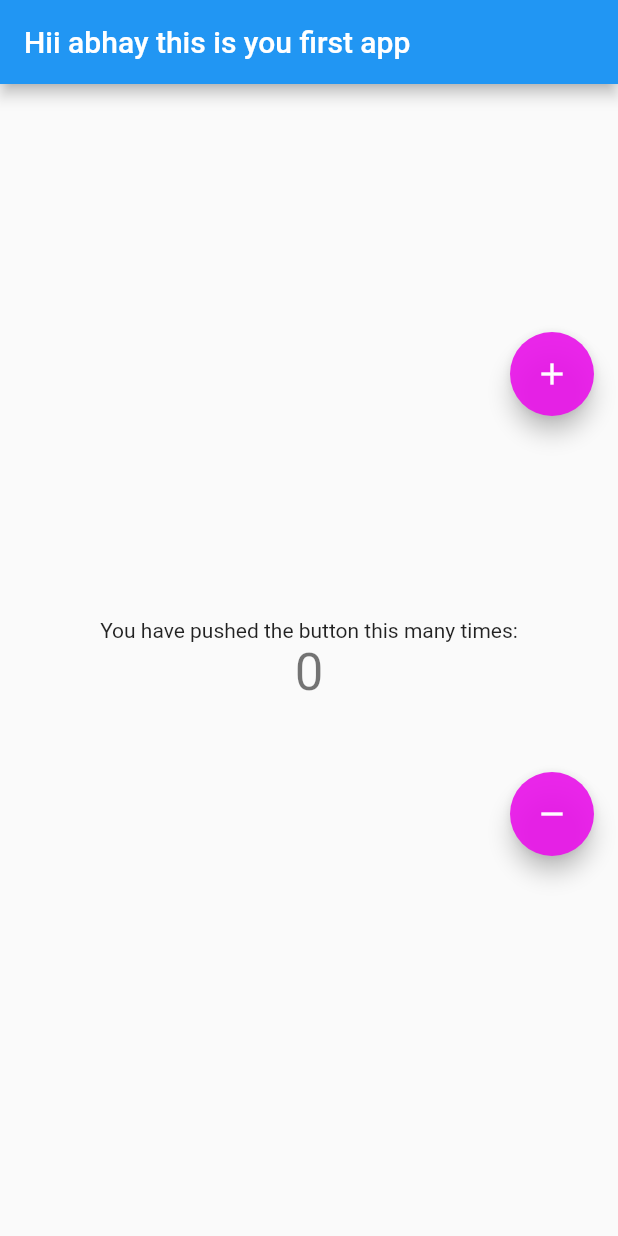
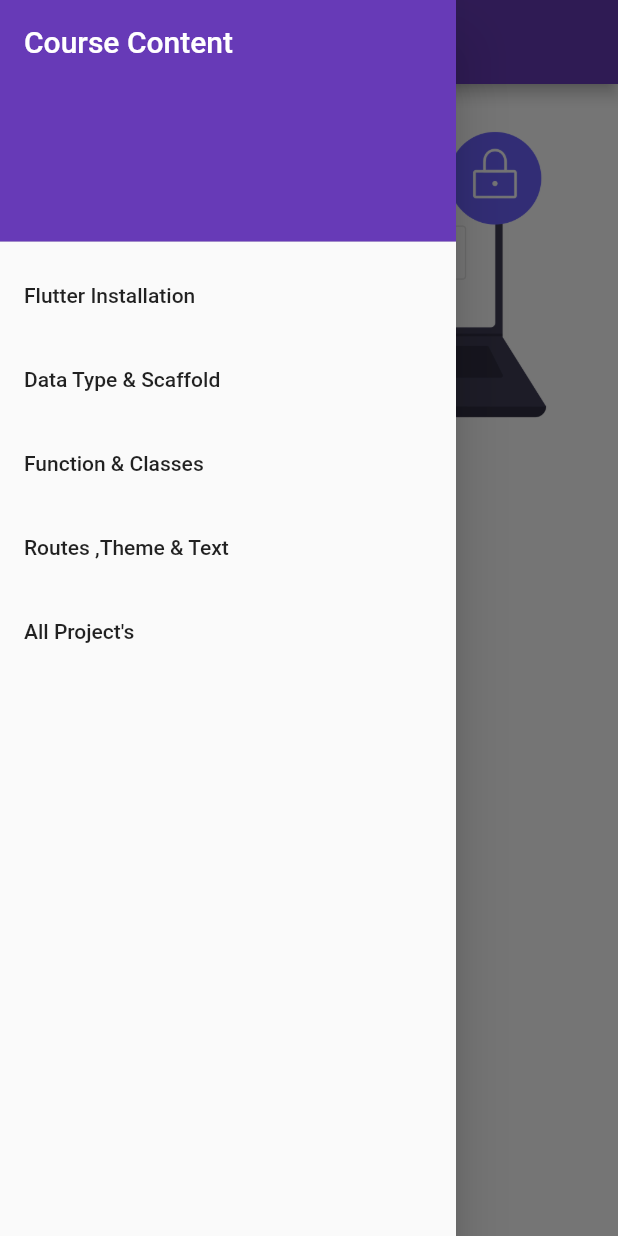
Before and after one commit to abhayhub/FlutterProject, a Flutter app: the screen it shows after launch, with the side drawer open (before the commit the screen has no drawer), on a phone screen of 412 x 824 dp. Run offline on Flutter 3.47's test engine with Material 2 defaults, Android fonts, the phone set to English and light mode, and no system bars.

Commit message:
created login and signuPage as well drawer

```diff
--- /dev/null
+++ b/firstapp/lib/Pages/loginorsignup.dart
@@ -0,0 +1,63 @@
+
+import 'package:firstapp/Pages/Signup.dart';
+import 'package:flutter/material.dart';
+import 'package:firstapp/Pages/login.dart';
+
+class LoginandSignup extends StatelessWidget {
+  const LoginandSignup({Key? key}) : super(key: key);
+
+  @override
+  Widget build(BuildContext context) {
+    return Material(
+      child: Scaffold(
+        backgroundColor: Colors.white,
+          body: Column(
+            children: [
+              Image.asset("assets/images/secure_login.png"),
+
+              //Login Button
+              Padding(padding: EdgeInsets.all(20)),
+              ElevatedButton(
+
+                //border styling
+                style: ElevatedButton.styleFrom(
+                  shape: new RoundedRectangleBorder(
+                    borderRadius: new BorderRadius.circular(6),
+                  )
+                ),
+
+                onPressed: (){
+                  Navigator.push(context,
+    MaterialPageRoute(builder: (context) =>  Login()));
+                },
+                child: Text("Login",
+                textAlign: TextAlign.center,
+                style: TextStyle(
+                  fontSize: 22,
+                  fontWeight: FontWeight.bold),)),
+
+              //Signup button
+              ElevatedButton(
+                //Border radius
+                style: ElevatedButton.styleFrom(
+                  shape: new RoundedRectangleBorder(
+                    borderRadius: new BorderRadius.circular(6),
+                  )
+                ),
+                onPressed: (){
+                  Navigator.push(context,
+    MaterialPageRoute(builder: (context) =>  Signup()));
+                },
+                child: Text("Signup",
+                textAlign: TextAlign.center,
+                style: TextStyle(
+                  fontSize: 20,
+                  fontWeight: FontWeight.bold),)),
+
+
+            ],
+          ),
+          ),
+    );
+}
+}
--- a/firstapp/lib/main.dart
+++ b/firstapp/lib/main.dart
@@ -1,139 +1,101 @@
+import 'package:firstapp/Pages/home_page.dart';
+import 'package:firstapp/Pages/login.dart';
+import 'package:firstapp/Pages/loginorsignup.dart';
+import 'package:flutter/cupertino.dart';
 import 'package:flutter/material.dart';
+import 'package:flutter/widgets.dart';
 
 void main() {
-  runApp(const MyApp());
+  runApp( const MyApp());
 }
 
+
 class MyApp extends StatelessWidget {
-  const MyApp({Key? key}) : super(key: key);
-
-  // This widget is the root of your application.
-  @override
-  Widget build(BuildContext context) {
-    return MaterialApp(
-      title: 'Flutter Demo',
-      theme: ThemeData(
-        // This is the theme of your application.
-        //
-        // Try running your application with "flutter run". You'll see the
-        // application has a blue toolbar. Then, without quitting the app, try
-        // changing the primarySwatch below to Colors.green and then invoke
-        // "hot reload" (press "r" in the console where you ran "flutter run",
-        // or simply save your changes to "hot reload" in a Flutter IDE).
-        // Notice that the counter didn't reset back to zero; the application
-        // is not restarted.
-        primarySwatch: Colors.blue,
-      ),
-      home: const MyHomePage(title: 'Hii abhay this is you first app'),
-    );
-  }
-}
-
-class MyHomePage extends StatefulWidget {
-  const MyHomePage({Key? key, required this.title}) : super(key: key);
-
-  // This widget is the home page of your application. It is stateful, meaning
-  // that it has a State object (defined below) that contains fields that affect
-  // how it looks.
-
-  // This class is the configuration for the state. It holds the values (in this
-  // case the title) provided by the parent (in this case the App widget) and
-  // used by the build method of the State. Fields in a Widget subclass are
-  // always marked "final".
-
-  final String title;
-
-  @override
-  State<MyHomePage> createState() => _MyHomePageState();
-}
-
-class _MyHomePageState extends State<MyHomePage> {
-  int _counter = 0;
-
-  void _decrementCounter(){
-    setState(() {
-      if(_counter > 0){
-      _counter--;
-      }
-    });
-  }
-
-  void _incrementCounter() {
-    setState(() {
-      // This call to setState tells the Flutter framework that something has
-      // changed in this State, which causes it to rerun the build method below
-      // so that the display can reflect the updated values. If we changed
-      // _counter without calling setState(), then the build method would not be
-      // called again, and so nothing would appear to happen.
-      _counter++;
-    });
-  }
+  // Constructur
+   const MyApp({Key? key}) : super(key: key);
 
   @override
   Widget build(BuildContext context) {
-    // This method is rerun every time setState is called, for instance as done
-    // by the _incrementCounter method above.
-    //
-    // The Flutter framework has been optimized to make rerunning build methods
-    // fast, so that you can just rebuild anything that needs updating rather
-    // than having to individually change instances of widgets.
-    return Scaffold(
-      appBar: AppBar(
-        // Here we take the value from the MyHomePage object that was created by
-        // the App.build method, and use it to set our appbar title.
-        title: Text(widget.title),
+
+    /*Context tell us about the location of
+    widget and component inside a Trees. ex of tree -->
+    MyApp() -> Homepage() -> materialApp() -> scaffold()
+    */
+
+    return MaterialApp(
+      debugShowCheckedModeBanner: false,
+      //implement dark theme
+      themeMode: ThemeMode.light,
+      theme: ThemeData(primarySwatch: Colors.deepPurple),
+      darkTheme: ThemeData(
+        brightness: Brightness.dark,
       ),
-      body: Center(
-        // Center is a layout widget. It takes a single child and positions it
-        // in the middle of the parent.
-        child: Column(
-          // Column is also a layout widget. It takes a list of children and
-          // arranges them vertically. By default, it sizes itself to fit its
-          // children horizontally, and tries to be as tall as its parent.
-          //
-          // Invoke "debug painting" (press "p" in the console, choose the
-          // "Toggle Debug Paint" action from the Flutter Inspector in Android
-          // Studio, or the "Toggle Debug Paint" command in Visual Studio Code)
-          // to see the wireframe for each widget.
-          //
-          // Column has various properties to control how it sizes itself and
-          // how it positions its children. Here we use mainAxisAlignment to
-          // center the children vertically; the main axis here is the vertical
-          // axis because Columns are vertical (the cross axis would be
-          // horizontal).
-          mainAxisAlignment: MainAxisAlignment.center,
-          children: <Widget>[
-            const Text(
-              'You have pushed the button this many times:',
+
+
+      home : Scaffold(
+          appBar: AppBar(
+            title: const Text("This is my first App"),
+          ),
+
+          body: LoginandSignup(),
+          drawer:  Drawer(
+            child: ListView(
+              padding: EdgeInsets.zero,
+              children: [
+                const DrawerHeader(
+                  decoration: BoxDecoration(
+                    color: Colors.deepPurple,
+                  ),
+                  child: Text("Course Content",
+                  style: TextStyle(
+                    fontSize: 20,
+                    color: Colors.white
+                  ),),
+                ),
+                ListTile(
+                  title: Text("Flutter Installation"),
+                  onTap: (){
+                    Navigator.pop(context);
+                  },
+                ),
+                ListTile(
+                  title: Text("Data Type & Scaffold"),
+                  onTap: (){
+                    Navigator.pop(context);
+                  },
+                ),
+                ListTile(
+                  title: Text("Function & Classes"),
+                  onTap: (){
+                    Navigator.pop(context);
+                  },
+                ),
+                ListTile(
+                  title: Text("Routes ,Theme & Text"),
+                  onTap: (){
+                    Navigator.pop(context);
+                  },
+                ),
+                ListTile(
+                  title: Text("All Project's"),
+                  onTap: (){
+                    Navigator.pop(context);
+                  },
+                )
+              ],
             ),
-            Text(
-              '$_counter',
-              style: Theme.of(context).textTheme.headline4,
-            ),
-          ],
+          ),
         ),
-      ),
-      /*floatingActionButton: FloatingActionButton(
-        onPressed: _incrementCounter,
-        tooltip: 'Increment',
-        child: const Icon(Icons.add),
-      ),*/
-      floatingActionButton:Column(
-        mainAxisAlignment: MainAxisAlignment.spaceEvenly,
-        children: [
-          FloatingActionButton(
-            onPressed: _incrementCounter,
-            backgroundColor: Color.fromARGB(233, 233, 19, 233),
-            tooltip: 'Increment',
-            child: const Icon(Icons.add),
-          ),
-          FloatingActionButton(
-            onPressed: _decrementCounter,
-            tooltip: 'Decrement',
-            backgroundColor: Color.fromARGB(233, 233, 19, 233),
-            child: const Icon(Icons.remove)),
-        ],
-      ),
+
+        /* Routes use for page navigation
+
+         Login() is object ....
+          then how we can differenciate between function and class
+         class Name follow CamelCase
+         function name are written in lowercase */
+        /*routes: {
+          "/loginpage":((context) => Login())//object
+        },*/
     );
   }
-}
+  }
--- a/firstapp/pubspec.yaml
+++ b/firstapp/pubspec.yaml
@@ -58,7 +58,10 @@ flutter:
   uses-material-design: true
 
   # To add assets to your application, add an assets section, like this:
-  # assets:
+  assets:
+    - assets/images/secure_login.png
+    - assets/images/Sign_in.png
+    - assets/images/sign_up.png
   #   - images/a_dot_burr.jpeg
   #   - images/a_dot_ham.jpeg
 
```
Also changed, not shown: firstapp/lib/Pages/Signup.dart (added, +116 -0 lines), firstapp/lib/Pages/home_page.dart (added, +30 -0 lines), firstapp/lib/Pages/login.dart (added, +106 -0 lines), firstapp/assets/images/Sign_in.png (added), firstapp/assets/images/secure_login.png (added), firstapp/assets/images/sign_up.png (added).
